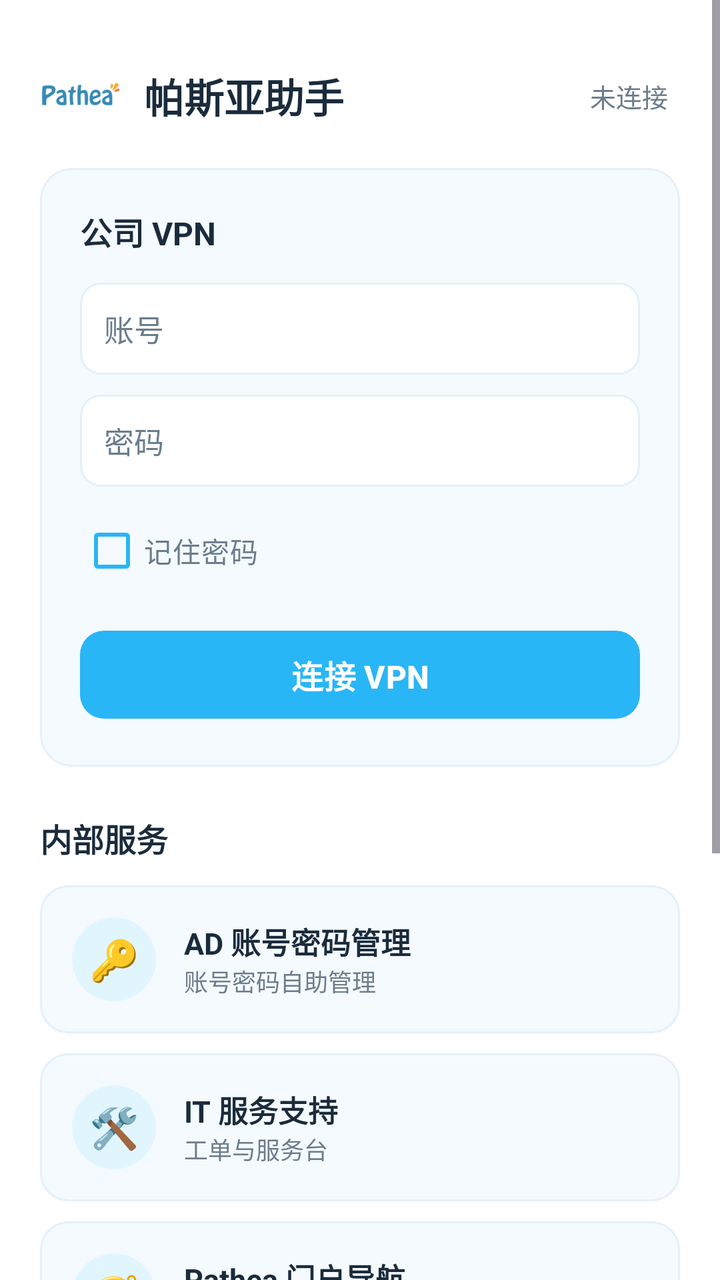
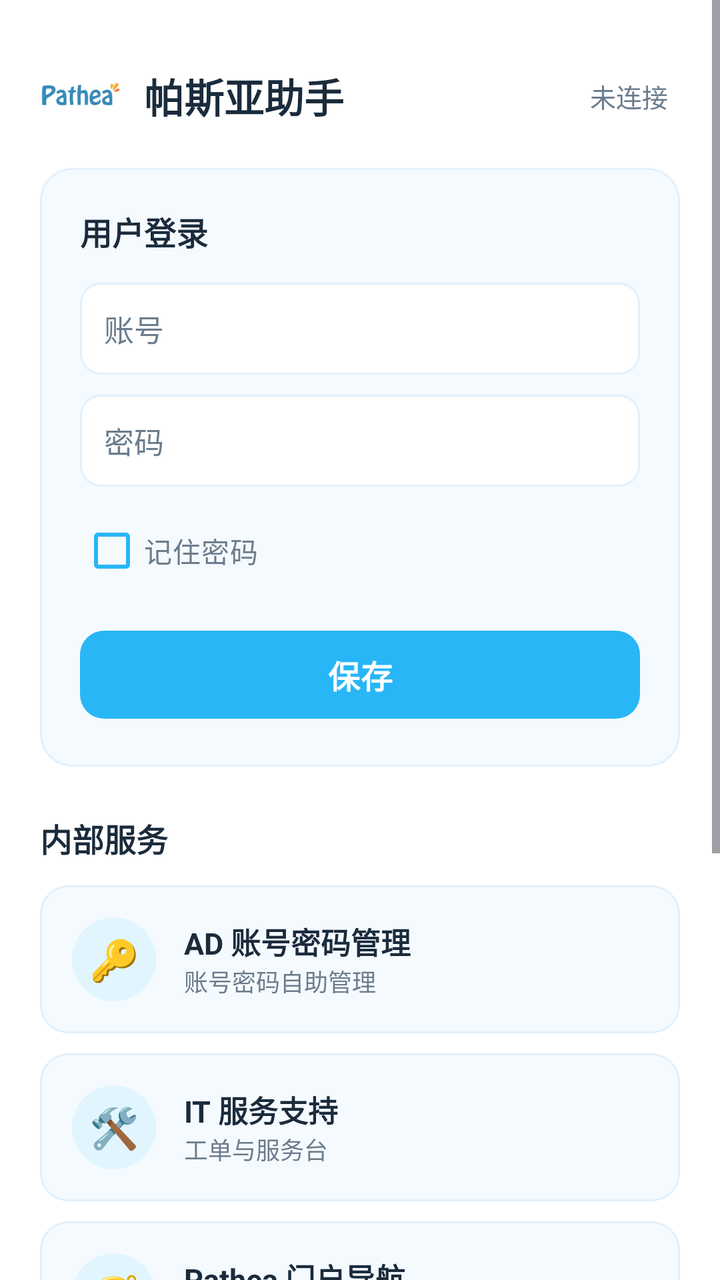

Compare the two renders of this Android layout. The source of the first and the diff that turns it into the second are given below.
<!-- AndroidManifest.xml: application theme Theme.PatheaAssistant -->
<!-- res/layout/activity_main.xml -->
<?xml version="1.0" encoding="utf-8"?>
<ScrollView xmlns:android="http://schemas.android.com/apk/res/android"
    xmlns:app="http://schemas.android.com/apk/res-auto"
    android:layout_width="match_parent"
    android:layout_height="match_parent"
    android:background="@color/background"
    android:fillViewport="true">

    <LinearLayout
        android:layout_width="match_parent"
        android:layout_height="wrap_content"
        android:orientation="vertical"
        android:padding="20dp">

        
        <LinearLayout
            android:layout_width="match_parent"
            android:layout_height="wrap_content"
            android:layout_marginTop="8dp"
            android:orientation="horizontal"
            android:gravity="center_vertical">

            <ImageView
                android:layout_width="40dp"
                android:layout_height="40dp"
                android:src="@mipmap/ic_launcher"
                android:contentDescription="@string/app_name" />

            <TextView
                android:layout_width="0dp"
                android:layout_height="wrap_content"
                android:layout_weight="1"
                android:layout_marginStart="12dp"
                android:text="@string/app_name"
                android:textColor="@color/text_primary"
                android:textSize="20sp"
                android:textStyle="bold" />

            <TextView
                android:id="@+id/vpnStatusText"
                android:layout_width="wrap_content"
                android:layout_height="wrap_content"
                android:padding="6dp"
                android:clickable="true"
                android:focusable="true"
                android:foreground="?attr/selectableItemBackground"
                android:text="@string/vpn_disconnected"
                android:textColor="@color/text_secondary"
                android:textSize="13sp" />
        </LinearLayout>

        
        <com.google.android.material.card.MaterialCardView
            android:id="@+id/vpnCard"
            android:layout_width="match_parent"
            android:layout_height="wrap_content"
            android:layout_marginTop="16dp"
            app:cardBackgroundColor="@color/surface"
            app:cardCornerRadius="16dp"
            app:cardElevation="0dp"
            app:strokeColor="@color/divider"
            app:strokeWidth="1dp">

            <LinearLayout
                android:layout_width="match_parent"
                android:layout_height="wrap_content"
                android:orientation="vertical"
                android:padding="20dp">

                <TextView
                    android:layout_width="wrap_content"
                    android:layout_height="wrap_content"
                    android:text="@string/vpn_title"
                    android:textColor="@color/text_primary"
                    android:textSize="16sp"
                    android:textStyle="bold" />

                <EditText
                    android:id="@+id/usernameInput"
                    android:layout_width="match_parent"
                    android:layout_height="wrap_content"
                    android:layout_marginTop="14dp"
                    android:hint="@string/username"
                    android:inputType="text"
                    android:maxLines="1"
                    android:background="@drawable/edittext_bg"
                    android:padding="12dp"
                    android:textColor="@color/text_primary"
                    android:textColorHint="@color/text_secondary"
                    android:textSize="15sp" />

                <EditText
                    android:id="@+id/passwordInput"
                    android:layout_width="match_parent"
                    android:layout_height="wrap_content"
                    android:layout_marginTop="10dp"
                    android:hint="@string/password"
                    android:inputType="textPassword"
                    android:maxLines="1"
                    android:background="@drawable/edittext_bg"
                    android:padding="12dp"
                    android:textColor="@color/text_primary"
                    android:textColorHint="@color/text_secondary"
                    android:textSize="15sp" />

                <CheckBox
                    android:id="@+id/rememberCheckbox"
                    android:layout_width="wrap_content"
                    android:layout_height="wrap_content"
                    android:layout_marginTop="8dp"
                    android:buttonTint="@color/accent"
                    android:text="@string/remember_password"
                    android:textColor="@color/text_secondary"
                    android:textSize="14sp" />

                <com.google.android.material.button.MaterialButton
                    android:id="@+id/connectButton"
                    android:layout_width="match_parent"
                    android:layout_height="52dp"
                    android:layout_marginTop="12dp"
                    android:text="@string/vpn_connect"
                    android:textSize="16sp"
                    android:textStyle="bold"
                    app:backgroundTint="@color/accent"
                    app:cornerRadius="12dp" />
            </LinearLayout>
        </com.google.android.material.card.MaterialCardView>

        
        <TextView
            android:layout_width="wrap_content"
            android:layout_height="wrap_content"
            android:layout_marginTop="24dp"
            android:text="@string/internal_services"
            android:textColor="@color/text_primary"
            android:textSize="16sp"
            android:textStyle="bold" />

        
        <com.google.android.material.card.MaterialCardView
            android:id="@+id/shortcutAd"
            android:layout_width="match_parent"
            android:layout_height="wrap_content"
            android:layout_marginTop="12dp"
            android:clickable="true"
            android:focusable="true"
            android:foreground="?attr/selectableItemBackground"
            app:cardBackgroundColor="@color/surface"
            app:cardCornerRadius="14dp"
            app:cardElevation="0dp"
            app:strokeColor="@color/divider"
            app:strokeWidth="1dp">

            <LinearLayout
                android:layout_width="match_parent"
                android:layout_height="wrap_content"
                android:orientation="horizontal"
                android:gravity="center_vertical"
                android:padding="16dp">

                <TextView
                    android:layout_width="42dp"
                    android:layout_height="42dp"
                    android:gravity="center"
                    android:background="@drawable/circle_icon_bg"
                    android:text="🔑"
                    android:textSize="20sp" />

                <LinearLayout
                    android:layout_width="0dp"
                    android:layout_height="wrap_content"
                    android:layout_weight="1"
                    android:layout_marginStart="14dp"
                    android:orientation="vertical">

                    <TextView
                        android:layout_width="wrap_content"
                        android:layout_height="wrap_content"
                        android:text="@string/service_ad"
                        android:textColor="@color/text_primary"
                        android:textSize="15sp"
                        android:textStyle="bold" />

                    <TextView
                        android:layout_width="wrap_content"
                        android:layout_height="wrap_content"
                        android:text="@string/service_ad_sub"
                        android:textColor="@color/text_secondary"
                        android:textSize="12sp" />
                </LinearLayout>
            </LinearLayout>
        </com.google.android.material.card.MaterialCardView>

        <com.google.android.material.card.MaterialCardView
            android:id="@+id/shortcutItsm"
            android:layout_width="match_parent"
            android:layout_height="wrap_content"
            android:layout_marginTop="10dp"
            android:clickable="true"
            android:focusable="true"
            android:foreground="?attr/selectableItemBackground"
            app:cardBackgroundColor="@color/surface"
            app:cardCornerRadius="14dp"
            app:cardElevation="0dp"
            app:strokeColor="@color/divider"
            app:strokeWidth="1dp">

            <LinearLayout
                android:layout_width="match_parent"
                android:layout_height="wrap_content"
                android:orientation="horizontal"
                android:gravity="center_vertical"
                android:padding="16dp">

                <TextView
                    android:layout_width="42dp"
                    android:layout_height="42dp"
                    android:gravity="center"
                    android:background="@drawable/circle_icon_bg"
                    android:text="🛠"
                    android:textSize="20sp" />

                <LinearLayout
                    android:layout_width="0dp"
                    android:layout_height="wrap_content"
                    android:layout_weight="1"
                    android:layout_marginStart="14dp"
                    android:orientation="vertical">

                    <TextView
                        android:layout_width="wrap_content"
                        android:layout_height="wrap_content"
                        android:text="@string/service_itsm"
                        android:textColor="@color/text_primary"
                        android:textSize="15sp"
                        android:textStyle="bold" />

                    <TextView
                        android:layout_width="wrap_content"
                        android:layout_height="wrap_content"
                        android:text="@string/service_itsm_sub"
                        android:textColor="@color/text_secondary"
                        android:textSize="12sp" />
                </LinearLayout>
            </LinearLayout>
        </com.google.android.material.card.MaterialCardView>

        <com.google.android.material.card.MaterialCardView
            android:id="@+id/shortcutPortal"
            android:layout_width="match_parent"
            android:layout_height="wrap_content"
            android:layout_marginTop="10dp"
            android:layout_marginBottom="10dp"
            android:clickable="true"
            android:focusable="true"
            android:foreground="?attr/selectableItemBackground"
            app:cardBackgroundColor="@color/surface"
            app:cardCornerRadius="14dp"
            app:cardElevation="0dp"
            app:strokeColor="@color/divider"
            app:strokeWidth="1dp">

            <LinearLayout
                android:layout_width="match_parent"
                android:layout_height="wrap_content"
                android:orientation="horizontal"
                android:gravity="center_vertical"
                android:padding="16dp">

                <TextView
                    android:layout_width="42dp"
                    android:layout_height="42dp"
                    android:gravity="center"
                    android:background="@drawable/circle_icon_bg"
                    android:text="🧭"
                    android:textSize="20sp" />

                <LinearLayout
                    android:layout_width="0dp"
                    android:layout_height="wrap_content"
                    android:layout_weight="1"
                    android:layout_marginStart="14dp"
                    android:orientation="vertical">

                    <TextView
                        android:layout_width="wrap_content"
                        android:layout_height="wrap_content"
                        android:text="@string/service_portal"
                        android:textColor="@color/text_primary"
                        android:textSize="15sp"
                        android:textStyle="bold" />

                    <TextView
                        android:layout_width="wrap_content"
                        android:layout_height="wrap_content"
                        android:text="@string/service_portal_sub"
                        android:textColor="@color/text_secondary"
                        android:textSize="12sp" />
                </LinearLayout>
            </LinearLayout>
        </com.google.android.material.card.MaterialCardView>

        
        <com.google.android.material.card.MaterialCardView
            android:id="@+id/shortcutWiki"
            android:layout_width="match_parent"
            android:layout_height="wrap_content"
            android:layout_marginTop="10dp"
            android:clickable="true"
            android:focusable="true"
            android:foreground="?attr/selectableItemBackground"
            app:cardBackgroundColor="@color/surface"
            app:cardCornerRadius="14dp"
            app:cardElevation="0dp"
            app:strokeColor="@color/divider"
            app:strokeWidth="1dp">

            <LinearLayout
                android:layout_width="match_parent"
                android:layout_height="wrap_content"
                android:orientation="horizontal"
                android:gravity="center_vertical"
                android:padding="16dp">

                <TextView
                    android:layout_width="42dp"
                    android:layout_height="42dp"
                    android:gravity="center"
                    android:background="@drawable/circle_icon_bg"
                    android:text="📚"
                    android:textSize="20sp" />

                <LinearLayout
                    android:layout_width="0dp"
                    android:layout_height="wrap_content"
                    android:layout_weight="1"
                    android:layout_marginStart="14dp"
                    android:orientation="vertical">

                    <TextView
                        android:layout_width="wrap_content"
                        android:layout_height="wrap_content"
                        android:text="@string/service_wiki"
                        android:textColor="@color/text_primary"
                        android:textSize="15sp"
                        android:textStyle="bold" />

                    <TextView
                        android:layout_width="wrap_content"
                        android:layout_height="wrap_content"
                        android:text="@string/service_wiki_sub"
                        android:textColor="@color/text_secondary"
                        android:textSize="12sp" />
                </LinearLayout>
            </LinearLayout>
        </com.google.android.material.card.MaterialCardView>

        
        <com.google.android.material.card.MaterialCardView
            android:id="@+id/shortcutRustdesk"
            android:layout_width="match_parent"
            android:layout_height="wrap_content"
            android:layout_marginTop="10dp"
            android:layout_marginBottom="20dp"
            android:clickable="true"
            android:focusable="true"
            android:foreground="?attr/selectableItemBackground"
            app:cardBackgroundColor="@color/surface"
            app:cardCornerRadius="14dp"
            app:cardElevation="0dp"
            app:strokeColor="@color/divider"
            app:strokeWidth="1dp">

            <LinearLayout
                android:layout_width="match_parent"
                android:layout_height="wrap_content"
                android:orientation="horizontal"
                android:gravity="center_vertical"
                android:padding="16dp">

                <TextView
                    android:layout_width="42dp"
                    android:layout_height="42dp"
                    android:gravity="center"
                    android:background="@drawable/circle_icon_bg"
                    android:text="🖥"
                    android:textSize="20sp" />

                <LinearLayout
                    android:layout_width="0dp"
                    android:layout_height="wrap_content"
                    android:layout_weight="1"
                    android:layout_marginStart="14dp"
                    android:orientation="vertical">

                    <TextView
                        android:layout_width="wrap_content"
                        android:layout_height="wrap_content"
                        android:text="@string/service_rustdesk"
                        android:textColor="@color/text_primary"
                        android:textSize="15sp"
                        android:textStyle="bold" />

                    <TextView
                        android:layout_width="wrap_content"
                        android:layout_height="wrap_content"
                        android:text="@string/service_rustdesk_sub"
                        android:textColor="@color/text_secondary"
                        android:textSize="12sp" />
                </LinearLayout>
            </LinearLayout>
        </com.google.android.material.card.MaterialCardView>

        
        <TextView
            android:id="@+id/rustdeskDownloadNote"
            android:layout_width="wrap_content"
            android:layout_height="wrap_content"
            android:layout_marginTop="6dp"
            android:layout_marginStart="4dp"
            android:layout_marginBottom="20dp"
            android:clickable="true"
            android:focusable="true"
            android:foreground="?attr/selectableItemBackground"
            android:text="@string/rustdesk_download_link"
            android:textColor="@color/accent"
            android:textSize="12sp" />

    </LinearLayout>
</ScrollView>
<!-- resources referenced by this layout -->
<resources>
  <color name="accent">#29B6F6</color>
  <color name="background">#FFFFFF</color>
  <color name="divider">#E3F0FA</color>
  <color name="surface">#F5FAFF</color>
  <color name="text_primary">#1A2B3C</color>
  <color name="text_secondary">#6B7C8C</color>
  <!-- drawable circle_icon_bg (drawable) -->
  <?xml version="1.0" encoding="utf-8"?>
  <shape xmlns:android="http://schemas.android.com/apk/res/android"
      android:shape="oval">
      <solid android:color="#E1F5FE" />
  </shape>
  <!-- drawable edittext_bg (drawable) -->
  <?xml version="1.0" encoding="utf-8"?>
  <shape xmlns:android="http://schemas.android.com/apk/res/android">
      <solid android:color="@color/white" />
      <corners android:radius="10dp" />
      <stroke android:width="1dp" android:color="@color/divider" />
  </shape>
  <!-- mipmap ic_launcher: png bitmap (mipmap-hdpi, 3707 bytes) -->
  <string name="app_name">帕斯亚助手</string>
  <string name="internal_services">内部服务</string>
  <string name="password">密码</string>
  <string name="remember_password">记住密码</string>
  <string name="rustdesk_download_link">如无法跳转请点此下载：https://soft.pathea.com/software/rustdesk-1.5.3.apk</string>
  <string name="service_ad">AD 账号密码管理</string>
  <string name="service_ad_sub">账号密码自助管理</string>
  <string name="service_itsm">IT 服务支持</string>
  <string name="service_itsm_sub">工单与服务台</string>
  <string name="service_portal">Pathea 门户导航</string>
  <string name="service_portal_sub">内部系统导航</string>
  <string name="service_rustdesk">RustDesk 远程协助</string>
  <string name="service_rustdesk_sub">远程桌面（未安装请点此下载）</string>
  <string name="service_wiki">Wiki 知识库</string>
  <string name="service_wiki_sub">内部知识库</string>
  <string name="username">账号</string>
  <string name="vpn_connect">连接 VPN</string>
  <string name="vpn_disconnected">未连接</string>
  <string name="vpn_title">公司 VPN</string>
  <style name="Theme.PatheaAssistant" parent="Theme.Material3.Light.NoActionBar">
          <item name="colorPrimary">@color/primary</item>
          <item name="colorPrimaryDark">@color/primary_dark</item>
          <item name="colorAccent">@color/accent</item>
          <item name="android:windowBackground">@color/background</item>
          <item name="android:statusBarColor">@color/primary</item>
          <item name="android:navigationBarColor">@color/white</item>
          <item name="android:windowLightStatusBar">false</item>
      </style>
  <color name="white">#FFFFFF</color>
  <color name="primary">#4FC3F7</color>
  <color name="primary_dark">#0288D1</color>
</resources>

<!-- the commit's change to res/layout/activity_main.xml (unified diff, before → after) -->
@@ -118,7 +118,7 @@
                     android:layout_width="match_parent"
                     android:layout_height="52dp"
                     android:layout_marginTop="12dp"
-                    android:text="@string/vpn_connect"
+                    android:text="@string/login_save"
                     android:textSize="16sp"
                     android:textStyle="bold"
                     app:backgroundTint="@color/accent"
<!-- resource entries referenced after the edit -->
@@ -22,6 +22,7 @@
   <!-- mipmap ic_launcher: png bitmap (mipmap-hdpi, 3707 bytes) -->
   <string name="app_name">帕斯亚助手</string>
   <string name="internal_services">内部服务</string>
+  <string name="login_save">保存</string>
   <string name="password">密码</string>
   <string name="remember_password">记住密码</string>
   <string name="rustdesk_download_link">如无法跳转请点此下载：https://soft.pathea.com/software/rustdesk-1.5.3.apk</string>
@@ -32,13 +33,12 @@
   <string name="service_portal">Pathea 门户导航</string>
   <string name="service_portal_sub">内部系统导航</string>
   <string name="service_rustdesk">RustDesk 远程协助</string>
-  <string name="service_rustdesk_sub">远程桌面（未安装请点此下载）</string>
+  <string name="service_rustdesk_sub">远程桌面</string>
   <string name="service_wiki">Wiki 知识库</string>
   <string name="service_wiki_sub">内部知识库</string>
   <string name="username">账号</string>
-  <string name="vpn_connect">连接 VPN</string>
   <string name="vpn_disconnected">未连接</string>
-  <string name="vpn_title">公司 VPN</string>
+  <string name="vpn_title">用户登录</string>
   <style name="Theme.PatheaAssistant" parent="Theme.Material3.Light.NoActionBar">
           <item name="colorPrimary">@color/primary</item>
           <item name="colorPrimaryDark">@color/primary_dark</item>
